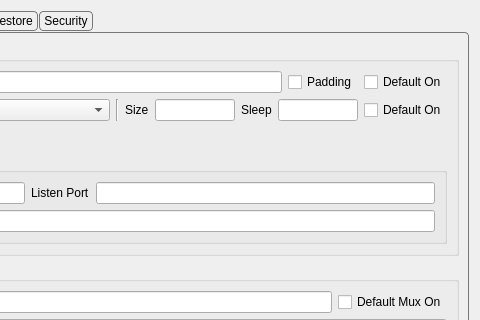
geg971509-wq/nexus, file include/ui/setting/dialog_basic_settings.ui: the form before one commit; both pictures show x 445 to 925 and y 0 to 320 of the 925 by 634 pixel window.
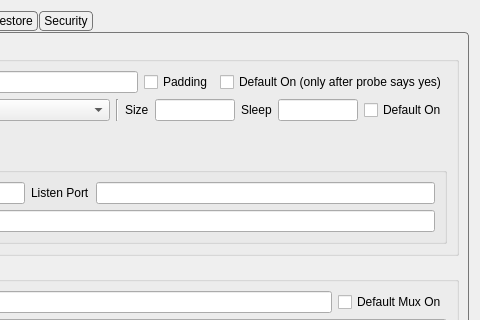
The form after the commit. The open tabs and pages were chosen to show the change. Custom widgets are drawn as their Qt base class.

Patch:
```diff
--- a/include/ui/setting/dialog_basic_settings.ui
+++ b/include/ui/setting/dialog_basic_settings.ui
@@ -987,7 +987,10 @@
                <item>
                 <widget class="QCheckBox" name="mux_default_on">
                  <property name="text">
-                  <string>Default On</string>
+                  <string>Default On (only after probe says yes)</string>
+                 </property>
+                 <property name="toolTip">
+                  <string>When on, mux is applied only to profiles whose capability is Yes (URL-test A/B). Unknown/No stay off — fixes nodes that break with smux.</string>
                  </property>
                 </widget>
                </item>
```
